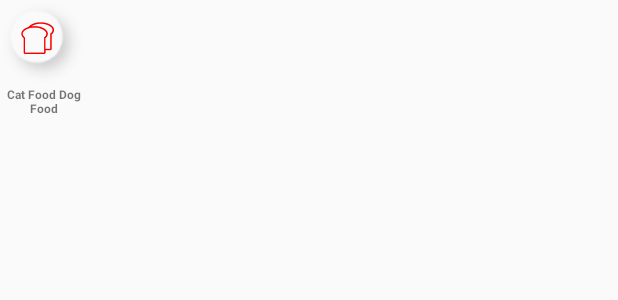
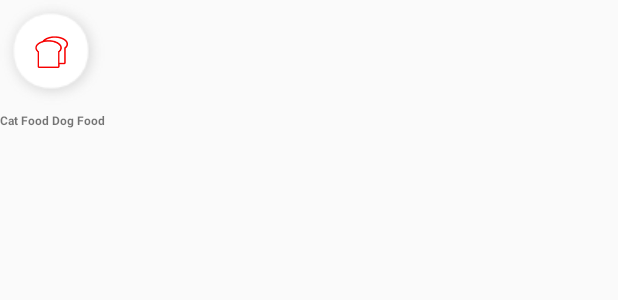
Before and after one commit to asadkhan/StoreXpressWL, an Android app: the layout cate_list.xml on its own in the app's theme, with its tools: preview values and no code run, on a phone screen of 412 x 824 dp. Shown: the top 300 px of the screen. Run offline under Robolectric (Android 15) with nearby library versions, the phone set to English and light mode, and no system bars.

Commit message:
Categories Icon Changes

```diff
--- a/app/src/main/res/layout/cate_list.xml
+++ b/app/src/main/res/layout/cate_list.xml
@@ -9,14 +9,13 @@
         android:layout_width="match_parent"
         android:layout_height="match_parent"
         android:gravity="center_vertical|center_horizontal|center"
-        android:orientation="vertical"
-        android:paddingEnd="10dip">
+        android:orientation="vertical">
 
         <ImageButton
             android:id="@+id/imgCat"
             android:layout_width="wrap_content"
             android:layout_height="wrap_content"
-            android:background="@drawable/shadow_round"
+            android:background="@drawable/shadow28"
             app:srcCompat="@mipmap/bakery" />
 
         <TextView
```
Also changed, not shown: app/src/main/res/drawable/shadow28.9.png (added), app/src/main/res/drawable/shadow_round.9.png (deleted).
